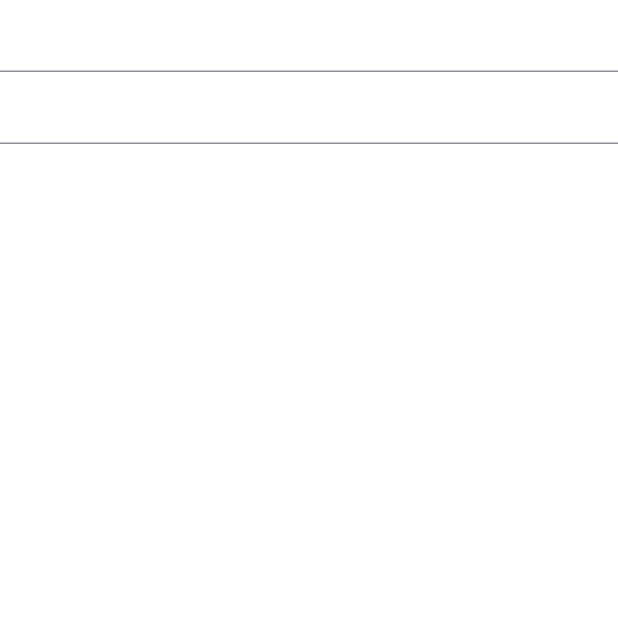
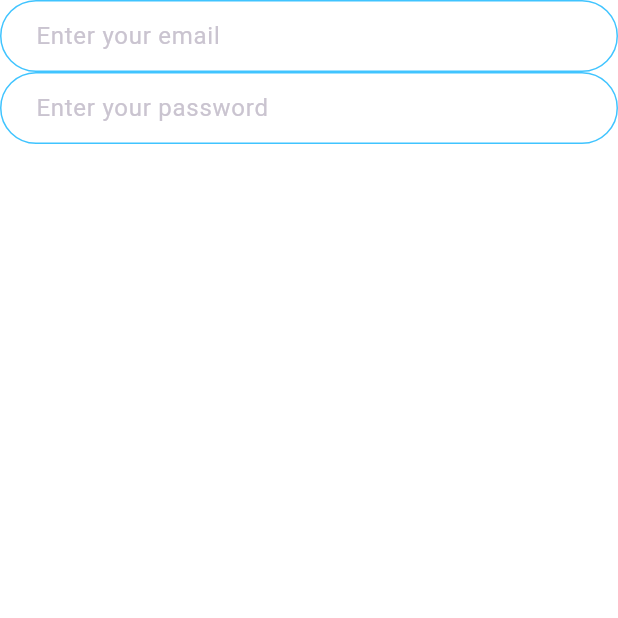
Before and after one commit to skwasimrazzak/Chat-Knee, a Flutter app: the LoginScreen screen opened directly, on a phone screen of 412 x 824 dp, the top half of it. Run offline on Flutter 3.47's test engine with Material 3 defaults, Android fonts, the phone set to English and light mode, and no system bars.

Commit message:
Login Input Setup & Decoration

```diff
--- a/lib/screens/login_screen.dart
+++ b/lib/screens/login_screen.dart
@@ -16,9 +16,65 @@ class _LoginScreenState extends State<LoginScreen> {
         children: [
           Container(),
           SizedBox(),
-          TextField(),
+          TextField(
+            onChanged: (value) {
+              //Action
+            },
+            decoration: InputDecoration(
+              hintText: 'Enter your email',
+              contentPadding: EdgeInsets.symmetric(
+                vertical: 10.0,
+                horizontal: 20.0,
+              ),
+              border: OutlineInputBorder(
+                borderRadius: BorderRadius.all(Radius.circular(32.0)),
+              ),
+              enabledBorder: OutlineInputBorder(
+                borderSide: BorderSide(
+                  color: Colors.lightBlueAccent,
+                  width: 1.0,
+                ),
+                borderRadius: BorderRadius.all(Radius.circular(32.0)),
+              ),
+              focusedBorder: OutlineInputBorder(
+                borderSide: BorderSide(
+                  color: Colors.lightBlueAccent,
+                  width: 2.0,
+                ),
+                borderRadius: BorderRadius.all(Radius.circular(32.0)),
+              ),
+            ),
+          ),
           SizedBox(),
-          TextField(),
+          TextField(
+            onChanged: (value) {
+              //Action
+            },
+            decoration: InputDecoration(
+              hintText: 'Enter your password',
+              contentPadding: EdgeInsets.symmetric(
+                vertical: 10.0,
+                horizontal: 20.0,
+              ),
+              border: OutlineInputBorder(
+                borderRadius: BorderRadius.all(Radius.circular(32.0)),
+              ),
+              enabledBorder: OutlineInputBorder(
+                borderSide: BorderSide(
+                  color: Colors.lightBlueAccent,
+                  width: 1.0,
+                ),
+                borderRadius: BorderRadius.all(Radius.circular(32.0)),
+              ),
+              focusedBorder: OutlineInputBorder(
+                borderSide: BorderSide(
+                  color: Colors.lightBlueAccent,
+                  width: 2.0,
+                ),
+                borderRadius: BorderRadius.all(Radius.circular(32.0)),
+              ),
+            ),
+          ),
           SizedBox(),
           Material(),
         ],
```
